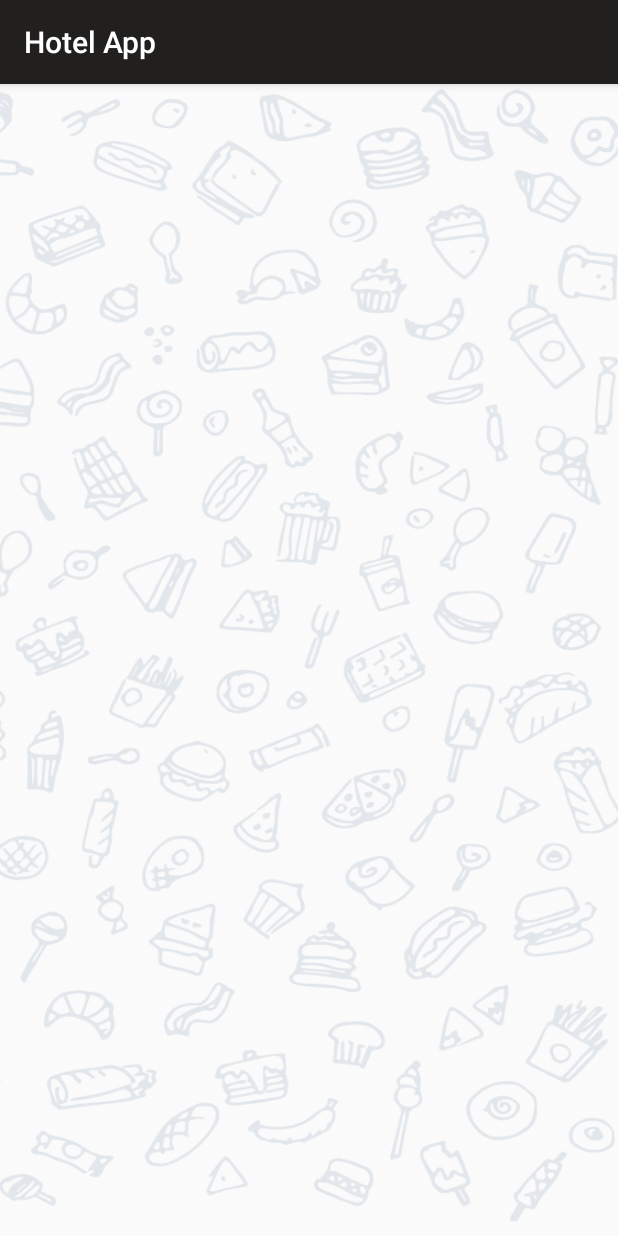
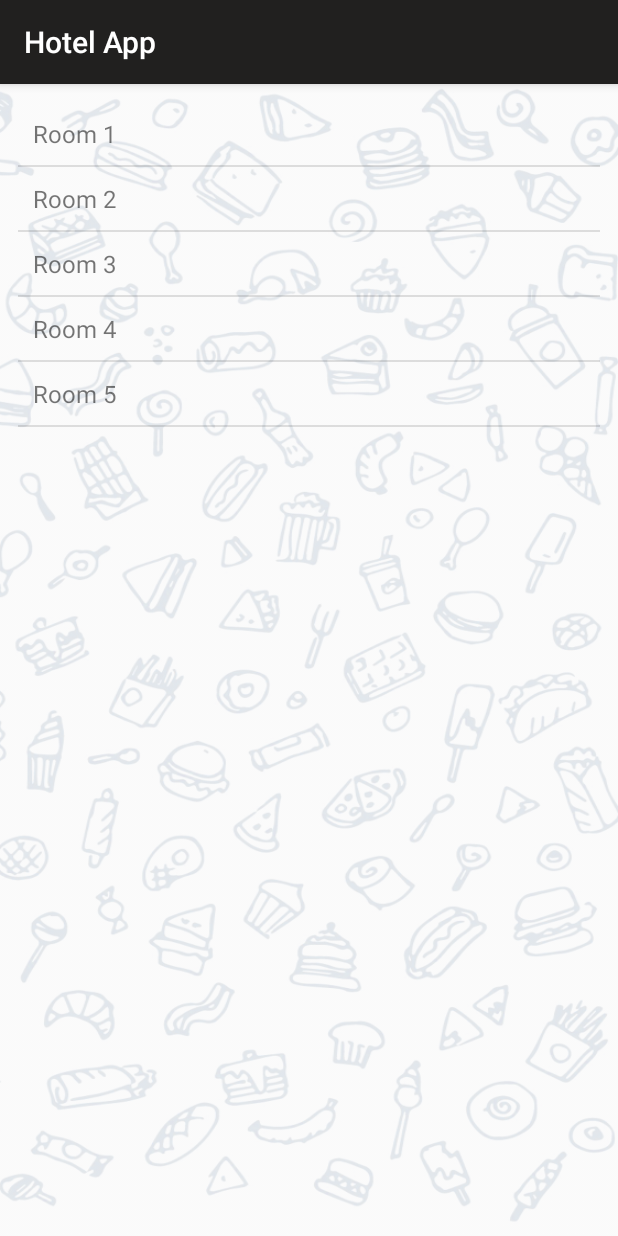
Before and after one commit to Binarycube/Hotel-App, an Android app: the Tables screen opened directly, with no data from a screen before it, on a phone screen of 412 x 824 dp. Run offline under Robolectric (Android 15) with nearby library versions, the phone set to English and light mode, and no system bars.

Commit message:
comiting dynamic room creation
without sql db

```diff
--- a/Customer/app/build.gradle
+++ b/Customer/app/build.gradle
@@ -31,5 +31,5 @@ dependencies {
     androidTestImplementation 'androidx.test.ext:junit:1.1.1'
     androidTestImplementation 'androidx.test.espresso:espresso-core:3.2.0'
     compileOnly 'com.google.android.wearable:wearable:2.7.0'
-
+    compile 'com.android.support:recyclerview-v7:+'
 }
--- a/Customer/app/src/main/java/com/bct/hotelapp/MainActivity.java
+++ b/Customer/app/src/main/java/com/bct/hotelapp/MainActivity.java
@@ -25,7 +25,7 @@ public class MainActivity extends AppCompatActivity {
             @Override
             public void onClick(View v) {
                 if(username.getText().toString().equals("test") && password.getText().toString().equals("test")){
-                    Intent intent = new Intent(MainActivity.this, OrderMenu.class);
+                    Intent intent = new Intent(MainActivity.this, Tables.class);
                     String message = username.getText().toString();
                     intent.putExtra(EXTRA_MESSAGE, message);
                     startActivity(intent);
--- a/Customer/app/src/main/java/com/bct/hotelapp/Tables.java
+++ b/Customer/app/src/main/java/com/bct/hotelapp/Tables.java
@@ -2,13 +2,46 @@ package com.bct.hotelapp;
 
 import androidx.appcompat.app.AppCompatActivity;
 
+import java.util.ArrayList;
+import java.util.Arrays;
+
+import android.app.Activity;
 import android.os.Bundle;
+import android.view.View;
+import android.widget.AdapterView;
+import android.widget.ArrayAdapter;
+import android.widget.ListView;
+import android.widget.Toast;
 
 public class Tables extends AppCompatActivity {
-
+    private ListView mainListView ;
+    private ArrayAdapter<String> listAdapter ;
+    private String[] rooms;
+    private  ArrayList<String> roomlist;
     @Override
     protected void onCreate(Bundle savedInstanceState) {
         super.onCreate(savedInstanceState);
         setContentView(R.layout.activity_tables);
+
+        mainListView = (ListView) findViewById( R.id.mainListView );
+        initData();
+        listAdapter = new ArrayAdapter<String>(this, R.layout.simplerow, roomlist);
+
+        mainListView.setAdapter( listAdapter );
+
+        mainListView.setOnItemClickListener(new AdapterView.OnItemClickListener() {
+            @Override
+            public void onItemClick(AdapterView<?> parent, View view, int position, long id) {
+                Toast.makeText(Tables.this, roomlist.get(position)+"", Toast.LENGTH_SHORT).show();
+            }
+        });
+
+    }
+
+    private void initData() {
+        rooms = new String[] { "Room 1", "Room 2", "Room 3", "Room 4","Room 5"};
+        roomlist = new ArrayList<String>();
+        roomlist.addAll( Arrays.asList(rooms) );
+
     }
 }
--- a/Customer/app/src/main/res/layout/activity_tables.xml
+++ b/Customer/app/src/main/res/layout/activity_tables.xml
@@ -1,10 +1,15 @@
 <?xml version="1.0" encoding="utf-8"?>
-<androidx.constraintlayout.widget.ConstraintLayout xmlns:android="http://schemas.android.com/apk/res/android"
-    xmlns:app="http://schemas.android.com/apk/res-auto"
-    xmlns:tools="http://schemas.android.com/tools"
-    android:layout_width="match_parent"
-    android:background="@drawable/app_bg"
-    android:layout_height="match_parent"
-    tools:context=".Tables">
+<LinearLayout xmlns:android="http://schemas.android.com/apk/res/android"
+xmlns:tools="http://schemas.android.com/tools"
+android:layout_width="match_parent"
+android:background="@drawable/app_bg"
+android:layout_height="match_parent"
+    android:padding="12dp"
+tools:context=".Tables">
 
-</androidx.constraintlayout.widget.ConstraintLayout>
+<ListView android:layout_width="fill_parent"
+    android:layout_height="fill_parent"
+    android:id="@+id/mainListView">
+</ListView>
+
+</LinearLayout>
--- /dev/null
+++ b/Customer/app/src/main/res/layout/simplerow.xml
@@ -0,0 +1,8 @@
+<?xml version="1.0" encoding="utf-8"?>
+<TextView xmlns:android="http://schemas.android.com/apk/res/android"
+    android:id="@+id/rowTextView"
+    android:layout_width="fill_parent"
+    android:layout_height="wrap_content"
+    android:padding="10dp"
+    android:textSize="16sp" >
+</TextView>
```
